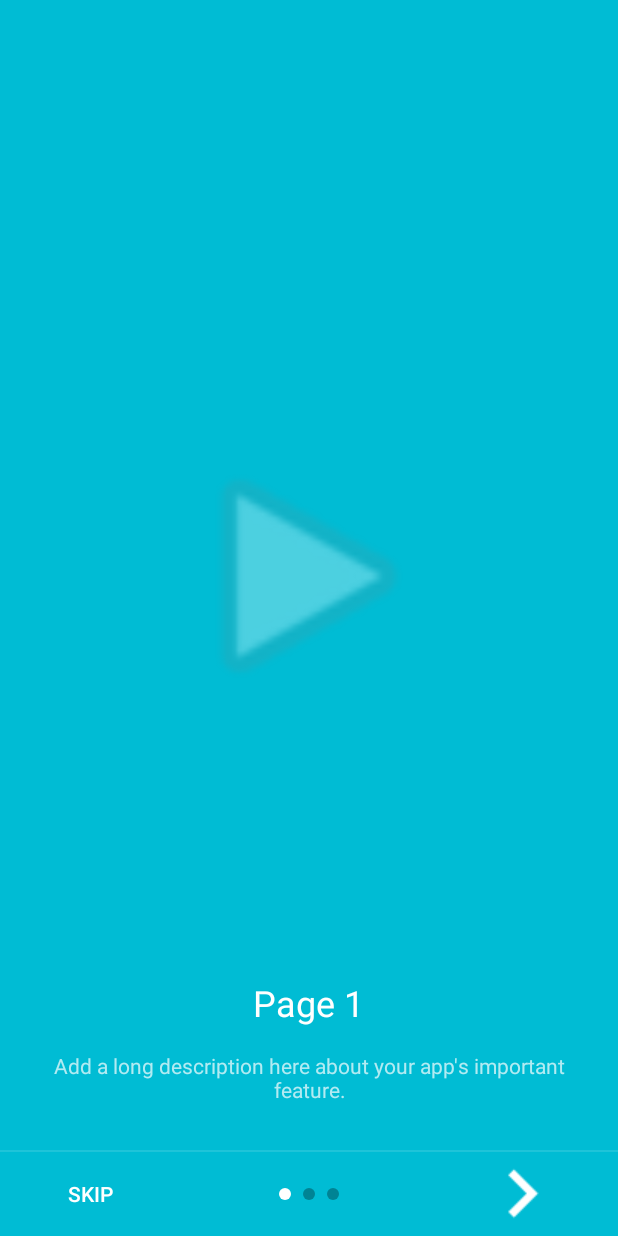
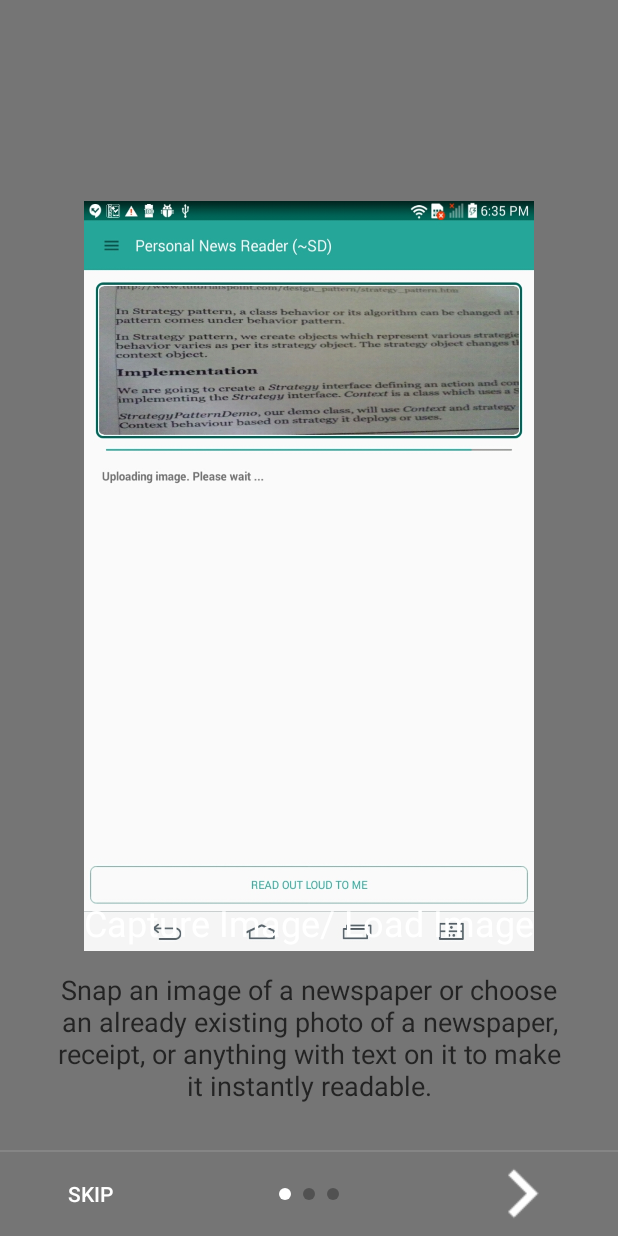
Before and after one commit to sumandascoder/news-reader, an Android app: the screen it shows after launch (NROnboardingActivity), on a phone screen of 412 x 824 dp. Run offline under Robolectric (Android 15) with nearby library versions, the light colour scheme and no system bars.

Commit message:
The UI and some crashes.

```diff
--- a/NewsReader/app/src/main/java/com/suman/news_reader/user_on_boarding/NROnboardingActivity.java
+++ b/NewsReader/app/src/main/java/com/suman/news_reader/user_on_boarding/NROnboardingActivity.java
@@ -1,6 +1,7 @@
 package com.suman.news_reader.user_on_boarding;
 
 import android.animation.ArgbEvaluator;
+import android.annotation.TargetApi;
 import android.content.Context;
 import android.content.Intent;
 import android.content.SharedPreferences;
@@ -20,6 +21,8 @@ import android.view.Menu;
 import android.view.MenuItem;
 import android.view.View;
 import android.view.ViewGroup;
+import android.view.Window;
+import android.view.WindowManager;
 import android.widget.Button;
 import android.widget.ImageButton;
 import android.widget.ImageView;
@@ -30,6 +33,8 @@ import android.support.v4.app.FragmentManager;
 import com.suman.news_reader.R;
 import com.suman.news_reader.activities.ImageLaunchActivity;
 import com.suman.news_reader.activities.NRMainActivity;
+
+import org.w3c.dom.Text;
 
 
 /**
@@ -44,6 +49,8 @@ public class NROnboardingActivity extends AppCompatActivity {
      */
     private ViewPager mViewPager;
     ImageButton mNextBtn;
+    private static TextView textBodyOnBoarding;
+    private static TextView sectionLabelOnBoarding;
     Button mSkipBtn, mFinishBtn;
 
     ImageView zero, one, two;
@@ -102,9 +109,9 @@ public class NROnboardingActivity extends AppCompatActivity {
         mViewPager.setCurrentItem(page);
         updateIndicators(page);
 
-        final int color1 = ContextCompat.getColor(this, R.color.cyan);
-        final int color2 = ContextCompat.getColor(this, R.color.orange);
-        final int color3 = ContextCompat.getColor(this, R.color.green);
+        final int color1 = ContextCompat.getColor(this, R.color.colorOnboarding);
+        final int color2 = ContextCompat.getColor(this, R.color.colorOnboarding);
+        final int color3 = ContextCompat.getColor(this, R.color.colorOnboarding);
 
         final int[] colorList = new int[]{color1, color2, color3};
 
@@ -132,12 +139,20 @@ public class NROnboardingActivity extends AppCompatActivity {
                 switch (position) {
                     case 0:
                         mViewPager.setBackgroundColor(color1);
+                        sectionLabelOnBoarding.setText("Capture Image/ Load Image");
+                        textBodyOnBoarding.setText("Snap an image of a newspaper or choose an already existing photo of a " +
+                                "newspaper, receipt, or anything with text on it to make it instantly readable.");
                         break;
                     case 1:
                         mViewPager.setBackgroundColor(color2);
+                        sectionLabelOnBoarding.setText("Older News Library");
+                        textBodyOnBoarding.setText("Enjoy some of your older collectibles of newspaper and text documents." +
+                                "Let the reader read it to you.");
                         break;
                     case 2:
                         mViewPager.setBackgroundColor(color3);
+                        sectionLabelOnBoarding.setText("Play Text");
+                        textBodyOnBoarding.setText("Listen to the text with the music player at own pace.");
                         break;
                 }
 
@@ -192,6 +207,18 @@ public class NROnboardingActivity extends AppCompatActivity {
         }
     }
 
+    @TargetApi(19) private void setTranslucentStatus(boolean on) {
+        Window win = getWindow();
+        WindowManager.LayoutParams winParams = win.getAttributes();
+        final int bits = WindowManager.LayoutParams.FLAG_TRANSLUCENT_STATUS;
+        if (on) {
+            winParams.flags |= bits;
+        } else {
+            winParams.flags &= ~bits;
+        }
+        win.setAttributes(winParams);
+    }
+
 
     @Override
     public boolean onCreateOptionsMenu(Menu menu) {
@@ -221,7 +248,8 @@ public class NROnboardingActivity extends AppCompatActivity {
 
         ImageView img;
 
-        int[] bgs = new int[]{R.drawable.ic_media_play, R.drawable.ic_media_pause, R.drawable.ic_speaker};
+        int[] bgs = new int[]{R.drawable.ic_onboarding_load_image, R.drawable.ic_onboarding_library,
+                R.drawable.ic_onboarding_music};
 
         public PlaceholderFragment() {
         }
@@ -242,12 +270,11 @@ public class NROnboardingActivity extends AppCompatActivity {
         public View onCreateView(LayoutInflater inflater, ViewGroup container,
                                  Bundle savedInstanceState) {
             View rootView = inflater.inflate(R.layout.fragment_pager, container, false);
-            TextView textView = (TextView) rootView.findViewById(R.id.section_label);
-            textView.setText(getString(R.string.section_format, getArguments().getInt(ARG_SECTION_NUMBER)));
-
+            sectionLabelOnBoarding = (TextView) rootView.findViewById(R.id.section_label);
+            sectionLabelOnBoarding.setText("Capture Image/ Load Image");
             img = (ImageView) rootView.findViewById(R.id.section_img);
             img.setBackgroundResource(bgs[getArguments().getInt(ARG_SECTION_NUMBER) - 1]);
-
+            textBodyOnBoarding = (TextView)rootView.findViewById(R.id.onboardingText);
 
             return rootView;
         }
--- a/NewsReader/app/src/main/res/layout/fragment_pager.xml
+++ b/NewsReader/app/src/main/res/layout/fragment_pager.xml
@@ -8,15 +8,15 @@
 
     <FrameLayout
         android:layout_width="match_parent"
-        android:layout_height="match_parent">
+        android:layout_height="match_parent"
+        android:layout_weight="1">
 
         <ImageView
             android:id="@+id/section_img"
-            android:layout_width="192dp"
-            android:layout_height="192dp"
+            android:layout_width="300dp"
+            android:layout_height="500dp"
             android:layout_gravity="center"
             android:adjustViewBounds="true"
-            android:alpha="0.30"
             android:background="@drawable/ic_media_play"
             android:scaleType="fitCenter" />
 
@@ -38,17 +38,19 @@
             android:layout_width="wrap_content"
             android:layout_height="wrap_content"
             android:textColor="@android:color/white"
-            tools:text="Page One" />
+            tools:text="Capture Image/ Load Image" />
 
         <TextView
+            android:id="@+id/onboardingText"
             style="@style/TextAppearance.AppCompat.Body1"
             android:layout_width="wrap_content"
             android:layout_height="wrap_content"
             android:layout_marginTop="@dimen/activity_horizontal_margin"
             android:alpha="0.7"
             android:gravity="center"
-            android:text="Add a long description here about your app's important feature."
-            android:textColor="@android:color/white" />
+            android:text="@string/first_onboarding_page"
+            android:textColor="@android:color/black"
+            android:textSize="18dp"/>
 
 
     </LinearLayout>
--- a/NewsReader/app/src/main/res/values/colors.xml
+++ b/NewsReader/app/src/main/res/values/colors.xml
@@ -2,6 +2,7 @@
 <resources>
     <color name="colorPrimary">#26A69A</color>
     <color name="colorPrimaryDark">#00695C</color>
+    <color name="colorOnboarding">#757575</color>
     <color name="colorAccent">#FF4081</color>
     <color name="nav_item_icon_tint_color">#333</color>
     <color name="nav_item_text_color">#333</color>
--- a/NewsReader/app/src/main/res/values/strings.xml
+++ b/NewsReader/app/src/main/res/values/strings.xml
@@ -3,7 +3,7 @@
     <string name="action_settings">Settings</string>
     <string name="image_details_header">Details:</string>
     <string name="image_preview_header">Preview:</string>
-    <string name="loading_message">Uploading image. Please wait.</string>
+    <string name="loading_message">Uploading image. Please wait ...</string>
 
     <string name="dialog_select_prompt">Choose a picture</string>
     <string name="dialog_select_camera">Camera</string>
@@ -11,4 +11,6 @@
 
     <string name="image_picker_error">Something is wrong with that image. Pick a different one please.</string>
     <string name="section_format">Page %1$d</string>
+    <string name="first_onboarding_page">Snap an image of a newspaper or choose an already existing photo of a
+        newspaper, receipt, or anything with text on it to make it instantly readable.</string>
 </resources>
```
Also changed, not shown: NewsReader/app/src/main/java/com/suman/news_reader/activities/NRMainActivity.java (+19 -32 lines), NewsReader/app/src/main/java/com/suman/news_reader/media_controllers/NRMusicPlayerActivity.java (+25 -1 lines), NewsReader/app/src/main/java/com/suman/news_reader/utils/ImageUtils.java (added, +58 -0 lines), NewsReader/app/src/main/res/drawable/image_background.xml (+7 -8 lines), NewsReader/app/src/main/res/layout/content_main.xml (+15 -4 lines), NewsReader/app/src/main/res/drawable/ic_onboarding_library.png (added), NewsReader/app/src/main/res/drawable/ic_onboarding_load_image.png (added), NewsReader/app/src/main/res/drawable/ic_onboarding_music.png (added).
